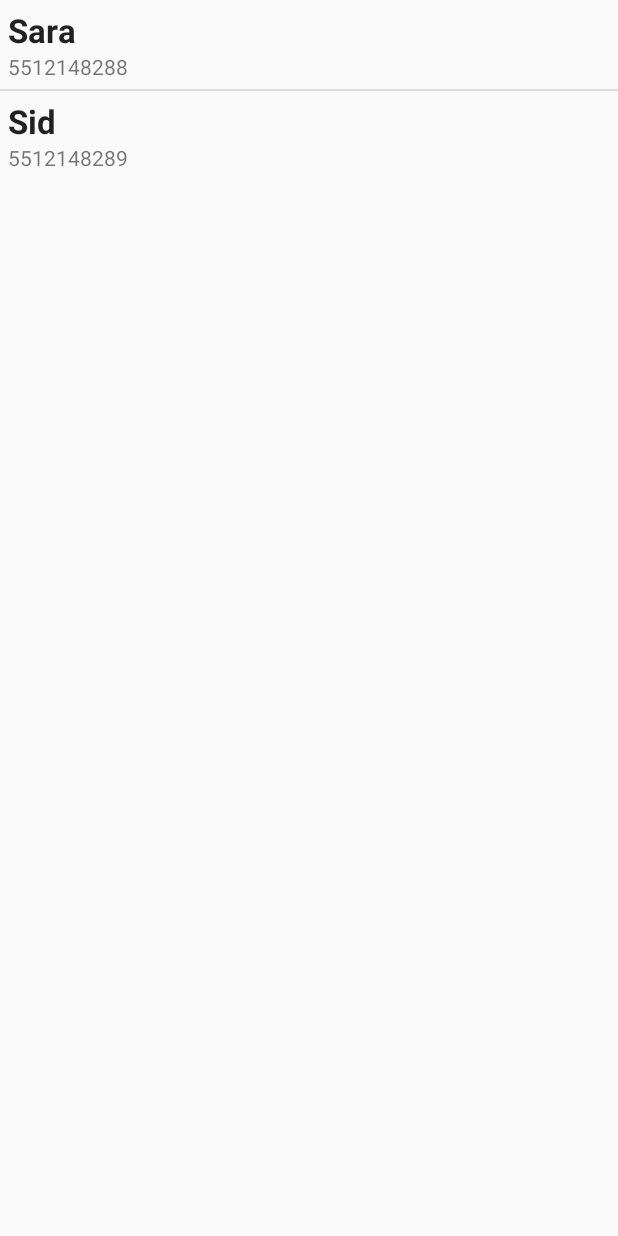
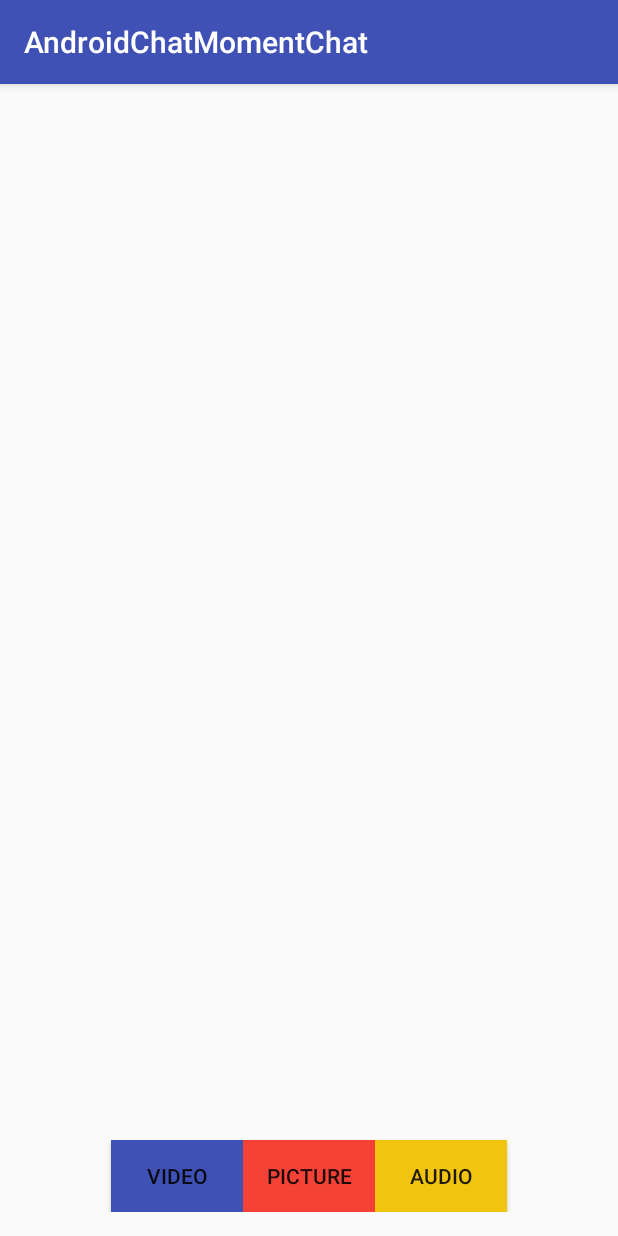
Before and after one commit to saramgs28/MomentChatFrontEnd, an Android app: the FragmentChat screen opened directly, with no data from a screen before it, after a tap on "Sara", on a phone screen of 412 x 824 dp. Run offline under Robolectric (Android 15) with nearby library versions, the phone set to English and light mode, and no system bars.

Commit message:
new activity about the chat conversation

```diff
--- a/AndroidChatMomentChat/app/src/main/AndroidManifest.xml
+++ b/AndroidChatMomentChat/app/src/main/AndroidManifest.xml
@@ -19,6 +19,7 @@
             android:name=".Main2Activity"
             android:label="@string/title_activity_main2"
             android:theme="@style/AppTheme.NoActionBar" />
+        <activity android:name=".ConversationActivity"></activity>
     </application>
 
 </manifest>
--- /dev/null
+++ b/AndroidChatMomentChat/app/src/main/java/com/saram/androidchatmomentchat/ChatAdapter.java
@@ -0,0 +1,56 @@
+package com.saram.androidchatmomentchat;
+
+import android.content.Context;
+import android.graphics.Bitmap;
+import android.graphics.BitmapFactory;
+import android.view.Gravity;
+import android.view.LayoutInflater;
+import android.view.View;
+import android.view.ViewGroup;
+import android.widget.ArrayAdapter;
+import android.widget.LinearLayout;
+import android.widget.TextView;
+
+import java.util.ArrayList;
+import java.util.List;
+
+public class ChatAdapter extends ArrayAdapter<ChatMessage> {
+    private TextView chatText;
+    private List chatMessageList = new ArrayList();
+    private LinearLayout singleMessageContainer;
+
+    @Override
+    public void add(ChatMessage object) {
+        chatMessageList.add(object);
+        super.add(object);
+    }
+
+    public ChatAdapter(Context context, int textViewResourceId) {
+        super(context, textViewResourceId);
+    }
+
+    public int getCount() {
+        return this.chatMessageList.size();
+    }
+
+    /*public ChatMessage getItem(int index) {
+        return this.chatMessageList.get(index);
+    }*/
+
+    public View getView(int position, View convertView, ViewGroup parent) {
+        if (convertView == null) {
+            convertView = LayoutInflater.from(getContext()).inflate(R.layout.fragment_chat_singlemessage, parent, false);
+        }
+        singleMessageContainer = (LinearLayout) convertView.findViewById(R.id.singleMessageContainer);
+        ChatMessage chatMessageObj = getItem(position);
+        chatText = (TextView) convertView.findViewById(R.id.singleMessage);
+        chatText.setText(chatMessageObj.message);
+        chatText.setBackgroundResource(chatMessageObj.left ? R.drawable.receivertosender_audio : R.drawable.sendertoreceiver_audio);
+        singleMessageContainer.setGravity(chatMessageObj.left ? Gravity.LEFT : Gravity.RIGHT);
+        return convertView;
+    }
+
+    public Bitmap decodeToBitmap(byte[] decodedByte) {
+        return BitmapFactory.decodeByteArray(decodedByte, 0, decodedByte.length);
+    }
+}
--- a/AndroidChatMomentChat/app/src/main/java/com/saram/androidchatmomentchat/Contact.java
+++ b/AndroidChatMomentChat/app/src/main/java/com/saram/androidchatmomentchat/Contact.java
@@ -9,9 +9,11 @@ public class Contact {
 
             this.name = name;
             this.phone = phone;
+        }
+        public Contact(String name){
 
+            this.name = name;
         }
-
         public void setName(String name){
             this.name = name;
         }
--- /dev/null
+++ b/AndroidChatMomentChat/app/src/main/java/com/saram/androidchatmomentchat/ContactChatAdapter.java
@@ -0,0 +1,35 @@
+package com.saram.androidchatmomentchat;
+
+
+import android.content.Context;
+import android.view.LayoutInflater;
+import android.view.View;
+import android.view.ViewGroup;
+import android.widget.ArrayAdapter;
+import android.widget.TextView;
+
+import java.util.ArrayList;
+
+public class ContactChatAdapter extends ArrayAdapter<Contact> {
+    public ContactChatAdapter(Context context, ArrayList<Contact> contacts) {
+        super(context, 0, contacts);
+    }
+
+    @Override
+    public View getView(int position, View convertView, ViewGroup parent) {
+        // Get the data item for this position
+        Contact contact = getItem(position);
+        // Check if an existing view is being reused, otherwise inflate the view
+        if (convertView == null) {
+            convertView = LayoutInflater.from(getContext()).inflate(R.layout.list_item, parent, false);
+        }
+        // Lookup view for data population
+        TextView tvName = (TextView) convertView.findViewById(R.id.text_item_name);
+        TextView tvPhone = (TextView) convertView.findViewById(R.id.text_item_phone);
+        tvPhone.setVisibility(View.INVISIBLE);
+        // Populate the data into the template view using the data object
+        tvName.setText(contact.name);
+        // Return the completed view to render on screen
+        return convertView;
+    }
+}
--- /dev/null
+++ b/AndroidChatMomentChat/app/src/main/java/com/saram/androidchatmomentchat/ConversationActivity.java
@@ -0,0 +1,71 @@
+package com.saram.androidchatmomentchat;
+
+import android.content.Intent;
+import android.os.Bundle;
+import android.support.v7.app.AppCompatActivity;
+import android.view.View;
+import android.widget.AbsListView;
+import android.widget.Button;
+import android.widget.EditText;
+import android.widget.ListView;
+
+public class ConversationActivity extends AppCompatActivity implements View.OnClickListener {
+
+    private ChatAdapter chatAdapter;
+    private ListView listView;
+    private EditText chatText;
+
+    private Button buttonSendAudio;
+    private Button buttonSendVideo;
+    private Button buttonSendPicture;
+
+    @Override
+    protected void onCreate(Bundle savedInstanceState) {
+        super.onCreate(savedInstanceState);
+        setContentView(R.layout.activity_conversation);
+
+        buttonSendAudio = (Button) findViewById(R.id.button_audio);
+        buttonSendVideo = (Button) findViewById(R.id.button_video);
+        buttonSendPicture = (Button) findViewById(R.id.button_picture);
+
+        buttonSendAudio.setOnClickListener(this);
+        buttonSendVideo.setOnClickListener(this);
+        buttonSendPicture.setOnClickListener(this);
+
+
+        listView = (ListView) findViewById(R.id.list_messages);
+        chatAdapter = new ChatAdapter(this, R.layout.fragment_chat_singlemessage);
+        listView.setAdapter(chatAdapter);
+
+        listView.setTranscriptMode(AbsListView.TRANSCRIPT_MODE_ALWAYS_SCROLL);
+        listView.setAdapter(chatAdapter);
+
+        //to scroll the list view to bottom on data change. NO HAGO SCROLL
+        /*chatAdapter.registerDataSetObserver(new DataSetObserver() {
+            @Override
+            public void onChanged() {
+                super.onChanged();
+                listView.setSelection(chatAdapter.getCount() - 1);
+            }
+        });*/
+    }
+    private boolean sendChatMessage(){
+        return true;
+    }
+    @Override
+    public void onClick(View v) {
+        switch (v.getId()){
+            case R.id.button_audio:
+                Intent i = new Intent(this, MainActivity.class);
+                startActivity(i);
+                break;
+            case R.id.button_picture:
+
+                break;
+            case R.id.button_video:
+
+                break;
+        }
+        //sendChatMessage();
+    }
+}
--- a/AndroidChatMomentChat/app/src/main/java/com/saram/androidchatmomentchat/FragmentChat.java
+++ b/AndroidChatMomentChat/app/src/main/java/com/saram/androidchatmomentchat/FragmentChat.java
@@ -1,8 +1,8 @@
 package com.saram.androidchatmomentchat;
 
+import android.content.Intent;
 import android.os.Bundle;
 import android.support.v4.app.Fragment;
-import android.support.v4.app.FragmentTransaction;
 import android.view.LayoutInflater;
 import android.view.View;
 import android.view.ViewGroup;
@@ -15,8 +15,8 @@ import java.util.ArrayList;
 public class FragmentChat extends Fragment{
 
     ListView list_conversations;
-    ArrayList<Contact> ArrayContacts; //test
-    ContactAdapter myAdapter;
+    ArrayList<Contact> ArrayContacts;
+    ContactChatAdapter myAdapter;
 
     public static FragmentChat newInstance() {
         FragmentChat fragment = new FragmentChat();
@@ -31,11 +31,11 @@ public class FragmentChat extends Fragment{
         View rootView = inflater.inflate(R.layout.fragment_chat, container, false);
         //Test: create the fake contacts. We have to take them from the database
         ArrayContacts=new ArrayList<Contact>();
-        ArrayContacts.add(new Contact("Sara", "5512148288"));
-        ArrayContacts.add(new Contact("Sid", "5512148289"));
+        ArrayContacts.add(new Contact("Sara"));
+        ArrayContacts.add(new Contact("Sid"));
 
         list_conversations = (ListView) rootView.findViewById(R.id.list_conversations);
-        myAdapter= new ContactAdapter(getContext(), ArrayContacts);
+        myAdapter= new ContactChatAdapter(getContext(), ArrayContacts);
         list_conversations.setAdapter(myAdapter);//relacionar el adaptador con la listview.
 
         //PREST ANY ITEM
@@ -43,10 +43,9 @@ public class FragmentChat extends Fragment{
             @Override
             public void onItemClick(AdapterView<?> parent, View view, int position,
                                     long id) {
-                FragmentTransaction fragmentTransaction = getFragmentManager().beginTransaction();
-                fragmentTransaction.add(R.id.form, FragmentChatConversation.newInstance());
-                //FragmentChatConversation.newInstance();
-                //Toast.makeText(getContext(), "ENTRA AQUI", Toast.LENGTH_LONG).show();
+                Intent i = new Intent(getActivity(), ConversationActivity.class);
+                startActivity(i);
+                //SE DEBE PASAR LOS DATOS DEL USUARIO QUE ABRE LA CONVERSACION PARA GUARDAR EL HISTORIAL
             }
         });
         return rootView;
--- a/AndroidChatMomentChat/app/src/main/java/com/saram/androidchatmomentchat/FragmentChatConversation.java
+++ /dev/null
@@ -1,25 +0,0 @@
-package com.saram.androidchatmomentchat;
-
-import android.os.Bundle;
-import android.support.v4.app.Fragment;
-import android.view.LayoutInflater;
-import android.view.View;
-import android.view.ViewGroup;
-
-
-public class FragmentChatConversation extends Fragment {
-
-    public static final FragmentChatConversation newInstance() {
-        FragmentChatConversation fragment = new FragmentChatConversation();
-        return fragment;
-    }
-
-    public FragmentChatConversation() {
-    }
-
-    @Override
-    public View onCreateView(LayoutInflater inflater, ViewGroup container, Bundle savedInstanceState) {
-        View rootView = inflater.inflate(R.layout.fragment_chat_conversation, container, false);
-        return rootView;
-    }
-}
--- a/AndroidChatMomentChat/app/src/main/java/com/saram/androidchatmomentchat/Main2Activity.java
+++ b/AndroidChatMomentChat/app/src/main/java/com/saram/androidchatmomentchat/Main2Activity.java
@@ -78,7 +78,6 @@ public class Main2Activity extends AppCompatActivity {
             // getItem is called to instantiate the fragment for the given page.
             switch (position) {
                 case 0:
-                    //return FragmentChat.newInstance();
                     return FragmentChat.newInstance();
                 case 1:
                     return FragmentContacts.newInstance();
@@ -93,17 +92,5 @@ public class Main2Activity extends AppCompatActivity {
             // Show 2 total pages.
             return 2;
         }
-
-        /*@Override
-        public CharSequence getPageTitle(int position) {
-            Locale l = Locale.getDefault();
-            switch (position) {
-                case 0:
-                    return "CHAT";
-                case 1:
-                    return "CONTACTS";
-            }
-            return null;
-        }*/
     }
 }
--- /dev/null
+++ b/AndroidChatMomentChat/app/src/main/res/layout/activity_conversation.xml
@@ -0,0 +1,47 @@
+<?xml version="1.0" encoding="utf-8"?>
+<RelativeLayout xmlns:android="http://schemas.android.com/apk/res/android"
+    xmlns:tools="http://schemas.android.com/tools"
+    android:layout_width="match_parent"
+    android:layout_height="match_parent"
+    android:paddingBottom="@dimen/activity_vertical_margin"
+    android:paddingLeft="@dimen/activity_horizontal_margin"
+    android:paddingRight="@dimen/activity_horizontal_margin"
+    android:paddingTop="@dimen/activity_vertical_margin"
+    android:orientation="vertical"
+    tools:context="com.saram.androidchatmomentchat.ConversationActivity">
+
+    <ListView
+        android:id="@+id/list_messages"
+        android:layout_width="match_parent"
+        android:layout_height="wrap_content"
+        android:layout_marginBottom="80dp">
+    </ListView>
+
+    <Button android:text="Picture"
+        android:id="@+id/button_picture"
+        android:layout_width="wrap_content"
+        android:layout_height="wrap_content"
+        android:layout_alignParentBottom="true"
+        android:background="#F44336"
+        android:layout_centerHorizontal="true">
+    </Button>
+    <Button android:text="Video"
+        android:id="@+id/button_video"
+        android:layout_width="wrap_content"
+        android:layout_height="wrap_content"
+        android:background="#3F51B5"
+        android:layout_alignParentBottom="true"
+        android:layout_toLeftOf="@+id/button_picture"
+        android:layout_toStartOf="@+id/button_picture">
+    </Button>
+    <Button android:text="Audio"
+        android:id="@+id/button_audio"
+        android:layout_width="wrap_content"
+        android:background="#f1c40f"
+        android:layout_height="wrap_content"
+        android:layout_alignParentBottom="true"
+        android:layout_toRightOf="@+id/button_picture"
+        android:layout_toEndOf="@+id/button_picture">
+    </Button>
+
+</RelativeLayout>
--- a/AndroidChatMomentChat/app/src/main/res/layout/activity_main.xml
+++ b/AndroidChatMomentChat/app/src/main/res/layout/activity_main.xml
@@ -34,7 +34,7 @@
     <Button
         android:layout_width="wrap_content"
         android:layout_height="wrap_content"
-        android:text="Login Now"
+        android:text="Login"
         android:id="@+id/log_btn"
         android:layout_gravity="center_horizontal"
         android:layout_centerVertical="true"
```
Also changed, not shown: AndroidChatMomentChat/app/src/main/java/com/saram/androidchatmomentchat/ChatMessage.java (added, +13 -0 lines), AndroidChatMomentChat/app/src/main/java/com/saram/androidchatmomentchat/ContactArrayAdapter.java (deleted, +0 -55 lines), AndroidChatMomentChat/app/src/main/res/layout/fragment_chat_conversation.xml (deleted, +0 -47 lines), AndroidChatMomentChat/app/src/main/res/layout/fragment_chat_singlemessage.xml (added, +23 -0 lines).
